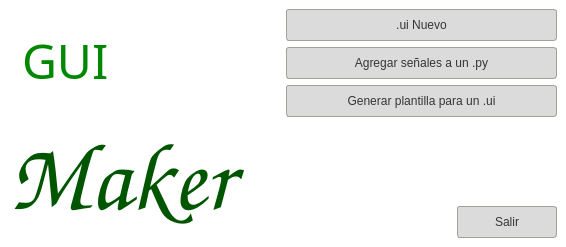
jonathanferreyra/Plasta-GUI-Maker, file gui/mainform.ui: the form before one commit.
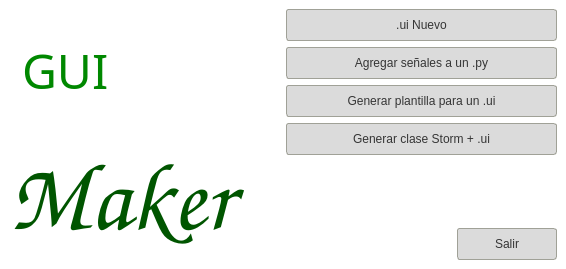
The form after the commit. Icons and pictures are not drawn.

Commit message: realizacion de completa de storm_gui_maker

The edit to the form file:
```diff
--- a/gui/mainform.ui
+++ b/gui/mainform.ui
@@ -7,7 +7,7 @@
     <x>0</x>
     <y>0</y>
     <width>566</width>
-    <height>247</height>
+    <height>269</height>
    </rect>
   </property>
   <property name="windowTitle">
@@ -174,6 +174,32 @@
         </property>
        </widget>
       </item>
+      <item>
+       <widget class="QPushButton" name="btGenerarStormUi">
+        <property name="styleSheet">
+         <string notr="true">QPushButton {
+	background: #DBDBDB;
+	border-radius: 3px;
+	color:#353535;
+	border: 1px solid #A0A197;
+	padding:8px;
+}
+
+QPushButton:pressed{
+	background-color: qlineargradient(x1: 0, y1: 0, x2: 0, y2: 1,
+                                            stop: 0 #dadbde, stop: 1 #f6f7fa);		
+	border: 1px solid #505050;
+}
+QPushButton:hover{
+         background-color: qlineargradient(x1: 0, y1: 0, x2: 0, y2: 1,
+                                           stop: 0 #dadbde, stop: 1 #f6f7fa);
+}</string>
+        </property>
+        <property name="text">
+         <string>Generar clase Storm + .ui</string>
+        </property>
+       </widget>
+      </item>
       <item>
        <spacer name="verticalSpacer_2">
         <property name="orientation">
```
The commit also changes 20 other files.
